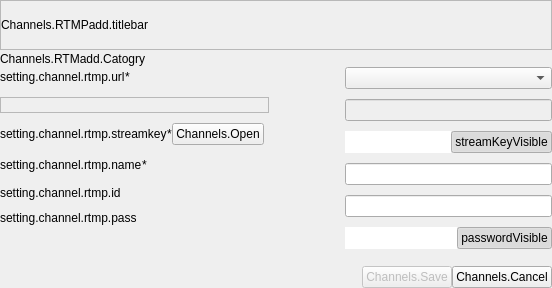
Above: src/prism/main/channels/ChannelsDataApi/PLSRtmpChannelView.ui from naver/prism-live-studio before the change. Below: the same form after it.
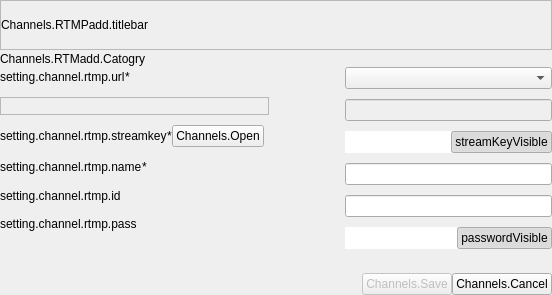
That is the form after the change. Custom widgets are drawn as their Qt base class.

Patch:
```diff
--- a/src/prism/main/channels/ChannelsDataApi/PLSRtmpChannelView.ui
+++ b/src/prism/main/channels/ChannelsDataApi/PLSRtmpChannelView.ui
@@ -7,7 +7,7 @@
     <x>0</x>
     <y>0</y>
     <width>552</width>
-    <height>288</height>
+    <height>295</height>
    </rect>
   </property>
   <property name="windowTitle">
```
Left out of the diff: 3 changed lines with no effect on the pictures.
